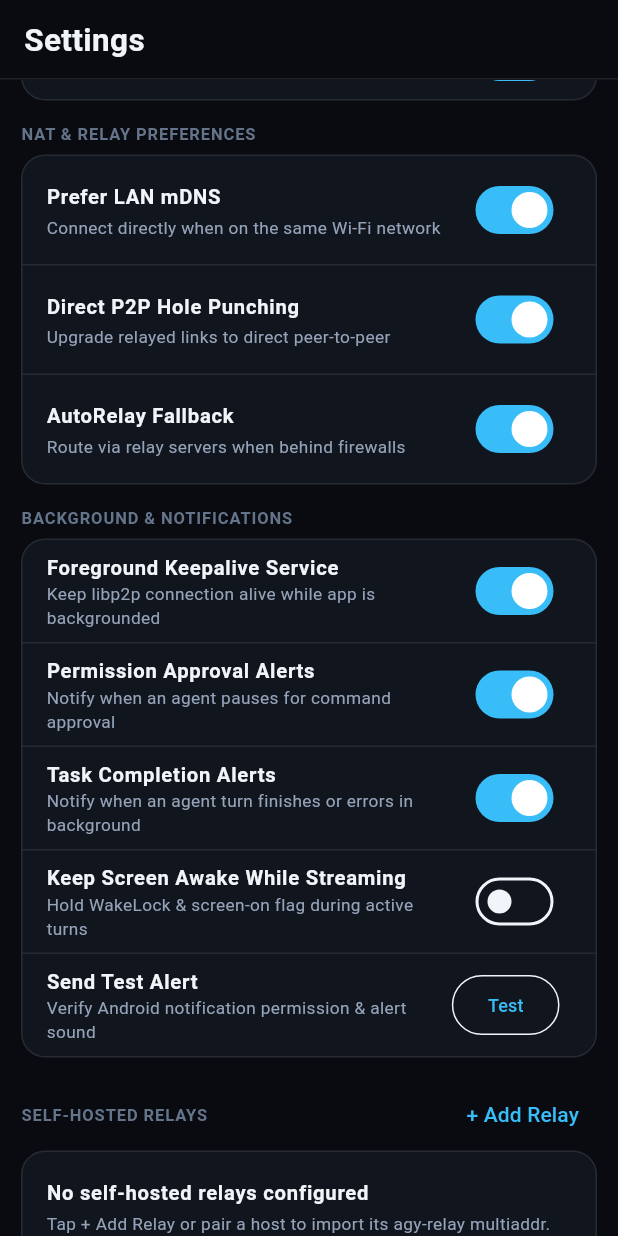
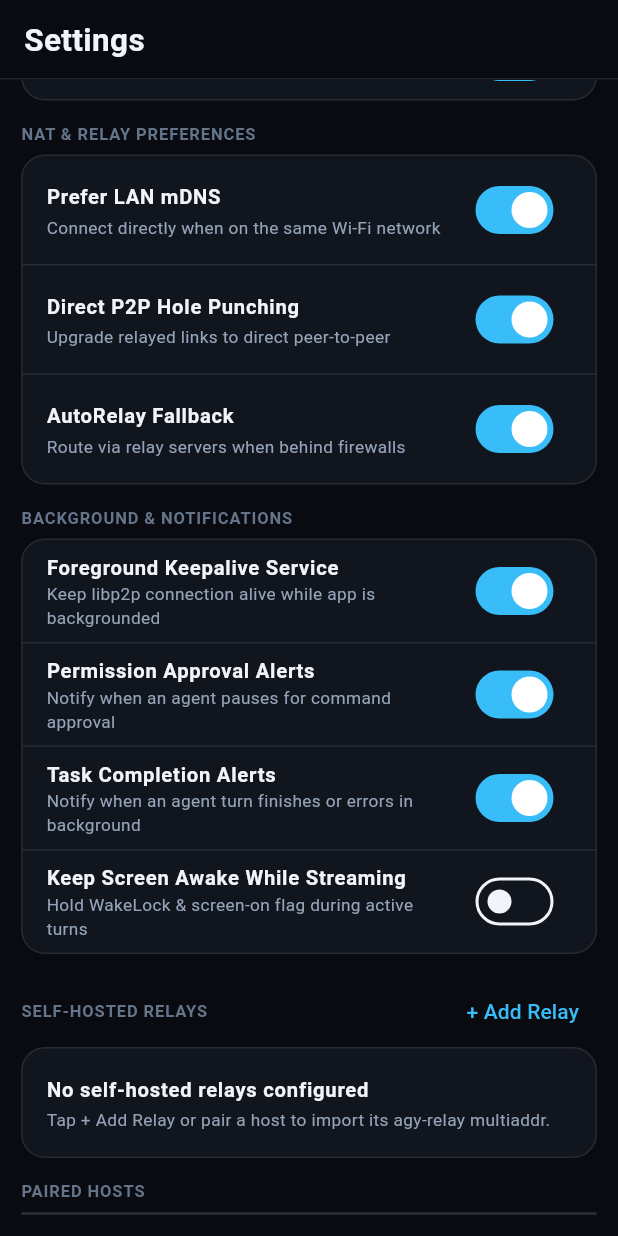
Before and after one commit to luank3/antigravity-mobile, a Flutter app: the SettingsScreen widget shown alone on an empty page, opened directly, scrolled down 219 dp, on a phone screen of 412 x 824 dp. Run offline on Flutter 3.47's test engine with Material 3 defaults, Android fonts, the phone set to English and light mode, and no system bars; our stand-ins replace connectivity_plus, file_picker, flutter_riverpod, image_picker, shared_preferences; missing offline and left inert: dart:ffi, mobile_scanner; accounts and stored records are empty.

Commit message:
chore(mobile): remove Send Test Alert button from Settings

```diff
--- a/mobile/lib/features/settings/settings_screen.dart
+++ b/mobile/lib/features/settings/settings_screen.dart
@@ -219,23 +219,6 @@ class _SettingsScreenState extends ConsumerState<SettingsScreen> {
                       value: state.keepAwake,
                       onChanged: (v) => controller.setPreference(keepAwake: v),
                     ),
-                    Divider(height: 1, color: c.border),
-                    ListTile(
-                      title: const Text('Send Test Alert', style: TextStyle(fontSize: 13.5, fontWeight: FontWeight.w600)),
-                      subtitle: Text('Verify Android notification permission & alert sound', style: TextStyle(color: c.textSecondary, fontSize: 11.5)),
-                      trailing: OutlinedButton(
-                        onPressed: () async {
-                          await controller.sendTestNotification();
-                          if (!context.mounted) return;
-                          ScaffoldMessenger.of(context)
-                            ..clearSnackBars()
-                            ..showSnackBar(
-                              const SnackBar(content: Text('Test notification sent')),
-                            );
-                        },
-                        child: const Text('Test', style: TextStyle(fontSize: 12)),
-                      ),
-                    ),
                   ],
                 ),
               ),
--- a/mobile/pubspec.yaml
+++ b/mobile/pubspec.yaml
@@ -16,7 +16,7 @@ publish_to: 'none' # Remove this line if you wish to publish to pub.dev
 # https://developer.apple.com/library/archive/documentation/General/Reference/InfoPlistKeyReference/Articles/CoreFoundationKeys.html
 # In Windows, build-name is used as the major, minor, and patch parts
 # of the product and file versions while build-number is used as the build suffix.
-version: 1.0.4+5
+version: 1.0.5+6
 
 environment:
   sdk: ^3.13.7
```
Also changed, not shown: 2 other files.
